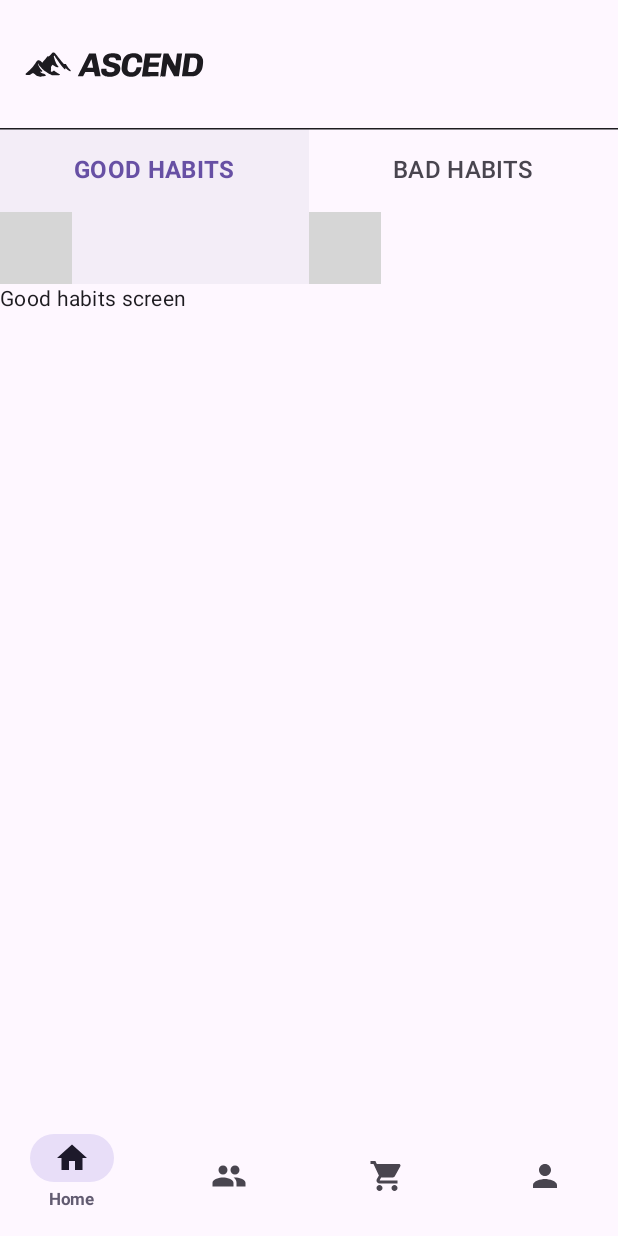
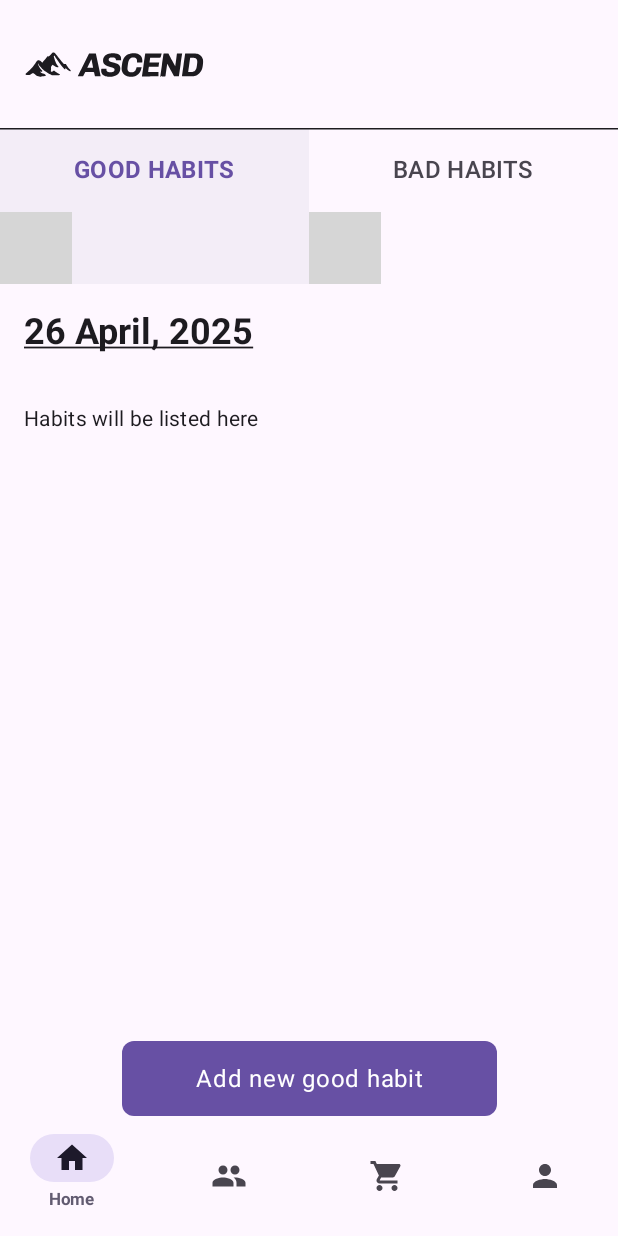
Before and after one commit to ASCEND-TFG/mobile-app, an Android app built with Jetpack Compose: the HomeScreen screen opened through its navigation route, on a phone screen of 412 x 824 dp. Run offline under Robolectric (Android 15) with nearby library versions, the phone set to English and light mode, and no system bars; our stand-ins replace Firebase (no records; nobody signed in at launch, a user with empty details on screens opened directly); 1 statement that could not run was skipped; grey boxes are pictures that could not be loaded.

Commit message:
Added date and Add new good habit button in GoodHabitsScreen + Added category list in AddNewGoodHabitScreen

```diff
--- a/app/build.gradle.kts
+++ b/app/build.gradle.kts
@@ -71,6 +71,7 @@ dependencies {
     implementation(libs.ui)
     implementation ("com.google.accompanist:accompanist-pager:0.28.0")
     implementation ("androidx.compose.foundation:foundation:1.7.8")
+    implementation ("com.google.dagger:hilt-android:2.44")
 
     //Firebase
     implementation(platform(libs.firebase.bom))
--- a/app/src/main/java/com/jaime/ascend/ui/screens/GoodHabitsScreen.kt
+++ b/app/src/main/java/com/jaime/ascend/ui/screens/GoodHabitsScreen.kt
@@ -1,25 +1,96 @@
 package com.jaime.ascend.ui.screens
 
+import androidx.compose.foundation.layout.Arrangement
 import androidx.compose.foundation.layout.Column
+import androidx.compose.foundation.layout.Spacer
 import androidx.compose.foundation.layout.fillMaxSize
+import androidx.compose.foundation.layout.fillMaxWidth
+import androidx.compose.foundation.layout.height
+import androidx.compose.foundation.layout.padding
+import androidx.compose.foundation.layout.width
 import androidx.compose.material3.MaterialTheme
 import androidx.compose.material3.Text
 import androidx.compose.runtime.Composable
+import androidx.compose.ui.Alignment
 import androidx.compose.ui.Modifier
+import androidx.compose.ui.platform.LocalContext
+import androidx.compose.ui.res.stringResource
+import androidx.compose.ui.text.font.FontWeight
+import androidx.compose.ui.text.style.TextDecoration
 import androidx.compose.ui.tooling.preview.Preview
+import androidx.compose.ui.unit.dp
+import androidx.navigation.NavController
+import androidx.navigation.compose.rememberNavController
+import com.jaime.ascend.R
+import com.jaime.ascend.ui.components.BlackButton
+import com.jaime.ascend.ui.navigation.AppScreens
 import com.jaime.ascend.ui.theme.AppTheme
+import java.text.SimpleDateFormat
+import java.util.Date
+import java.util.Locale
 
 @Composable
-fun GoodHabitsScreen() {
-    Column(modifier = Modifier.fillMaxSize()) {
-        Text("Good habits screen", style = MaterialTheme.typography.bodyMedium)
+fun GoodHabitsScreen(navController: NavController) {
+    Column(
+        modifier = Modifier
+            .fillMaxSize()
+            .padding(top = 16.dp, start = 16.dp, end = 16.dp, bottom = 0.dp),
+        verticalArrangement = Arrangement.SpaceBetween
+    ) {
+        Column {
+            Text(
+                text = getFormattedDate(LocalContext.current),
+                style = MaterialTheme.typography.headlineSmall.copy(
+                    fontWeight = FontWeight.Bold,
+                    textDecoration = TextDecoration.Underline
+                )
+            )
+
+            Spacer(modifier = Modifier.height(24.dp))
+
+            Text(
+                text = "Habits will be listed here",
+                style = MaterialTheme.typography.bodyMedium,
+                modifier = Modifier.padding(vertical = 8.dp)
+            )
+        }
+
+        BlackButton(
+            onClick = { navController.navigate(AppScreens.AddNewGoodHabitScreen.route) },
+            modifier = Modifier.width(250.dp).align(Alignment.CenterHorizontally),
+            enabled = true,
+            content = {
+                Text(
+                    text = stringResource(R.string.add_new_good_habit_title),
+                    style = MaterialTheme.typography.bodyLarge,
+                    color = MaterialTheme.colorScheme.onPrimary
+                )
+            }
+        )
     }
+}
+
+private fun getFormattedDate(context: android.content.Context): String {
+    val locale = if (context.resources.configuration.locales[0].language == "es") {
+        Locale("es", "ES")
+    } else {
+        Locale.ENGLISH
+    }
+
+    val pattern = if (locale.language == "es") {
+        "dd MMMM, yyyy"
+    } else {
+        "dd MMMM, yyyy"
+    }
+
+    val dateFormat = SimpleDateFormat(pattern, locale)
+    return dateFormat.format(Date())
 }
 
 @Preview
 @Composable
 fun GoodHabitsPreview() {
     AppTheme {
-        GoodHabitsScreen()
+        GoodHabitsScreen(navController = rememberNavController())
     }
 }
--- a/app/src/main/java/com/jaime/ascend/ui/screens/HomeScreen.kt
+++ b/app/src/main/java/com/jaime/ascend/ui/screens/HomeScreen.kt
@@ -105,7 +105,7 @@ fun HomeScreen(navController: NavController) {
                     modifier = Modifier.fillMaxSize()
                 ) { page ->
                     when (page) {
-                        0 -> GoodHabitsScreen()
+                        0 -> GoodHabitsScreen(navController)
                         1 -> BadHabitsScreen()
                     }
                 }
--- a/app/src/main/java/com/jaime/ascend/ui/screens/MainActivity.kt
+++ b/app/src/main/java/com/jaime/ascend/ui/screens/MainActivity.kt
@@ -131,6 +131,18 @@ fun MainScreenNavHost() {
                         composable(route = AppScreens.SettingsScreen.route) {
                             if (currentUser != null) SettingsScreen(navController)
                         }
+
+                        composable(route = AppScreens.GoodHabitsScreen.route) {
+                            if (currentUser != null) GoodHabitsScreen(navController)
+                        }
+
+                        /*composable(route = AppScreens.BadHabitsScreen.route) {
+                            if (currentUser != null) BadHabitsScreen(navController)
+                        }*/
+
+                        composable(route = AppScreens.AddNewGoodHabitScreen.route) {
+                            if (currentUser != null) AddNewGoodHabitScreen(navController)
+                        }
                     }
                 }
             }
--- a/app/src/main/res/values/strings.xml
+++ b/app/src/main/res/values/strings.xml
@@ -45,5 +45,6 @@
     <string name="friends_title">Friends</string>
     <string name="ghabits_title">GOOD HABITS</string>
     <string name="bhabits_title">BAD HABITS</string>
-
+    <string name="add_new_good_habit_title">Add new good habit</string>
+    <string name="search_hint">Search habits</string>
 </resources>
```
Also changed, not shown: app/src/main/java/com/jaime/ascend/data/factory/CategoriesViewModelFactory.kt (added, +18 -0 lines), app/src/main/java/com/jaime/ascend/data/models/Category.kt (added, +20 -0 lines), app/src/main/java/com/jaime/ascend/data/repository/CategoryRepository.kt (added, +29 -0 lines), app/src/main/java/com/jaime/ascend/ui/navigation/AppScreens.kt (+18 -0 lines), app/src/main/java/com/jaime/ascend/ui/screens/AddNewGoodHabitScreen.kt (added, +235 -0 lines), app/src/main/java/com/jaime/ascend/viewmodel/CategoriesViewModel.kt (added, +41 -0 lines), 1 other file.
